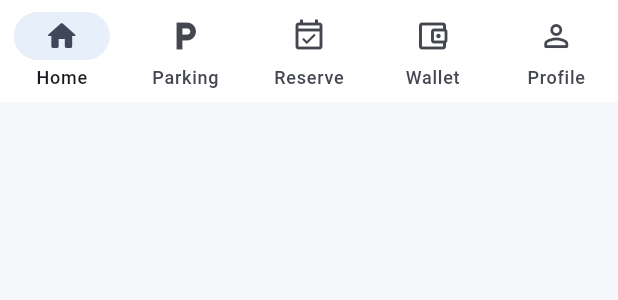
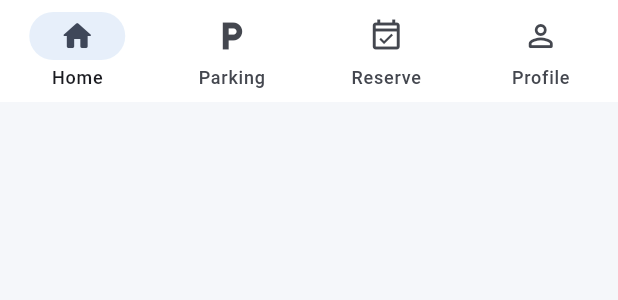
Before and after one commit to li0kei/parkutem-mobile-app, a Flutter app: the AppBottomNavigation widget shown alone on an empty page, opened directly with empty values, on a phone screen of 412 x 824 dp. Shown: the top 300 px of the screen. Run offline on Flutter 3.47's test engine with Material 3 defaults, Android fonts, the phone set to English and light mode, and no system bars; our stand-ins replace flutter_dotenv, flutter_map, flutter_secure_storage, latlong2, shared_preferences, supabase_flutter; accounts and stored records are empty; network calls fail.

Commit message:
fix(mobile): remove wallet and payment routes

```diff
--- a/lib/app.dart
+++ b/lib/app.dart
@@ -8,9 +8,7 @@ import 'screens/auth/splash_screen.dart';
 
 import 'screens/home/home_screen.dart';
 import 'screens/parking/parking_screen.dart';
-import 'screens/payment/payment_method_screen.dart';
 import 'screens/reservation/reservation_screen.dart';
-import 'screens/wallet/wallet_screen.dart';
 
 import 'screens/profile/device_sessions_screen.dart';
 import 'screens/profile/help_support_screen.dart';
@@ -60,8 +58,6 @@ class ParkUTeMApp extends StatelessWidget {
         '/home': (context) => const HomeScreen(),
         '/parking': (context) => const ParkingScreen(),
         '/reserve': (context) => const ReservationScreen(),
-        '/wallet': (context) => const WalletScreen(),
-        '/payment-method': (context) => const PaymentMethodScreen(),
 
         '/profile': (context) => const ProfileScreen(),
         '/notifications': (context) => const NotificationsScreen(),
--- a/lib/widgets/app_bottom_navigation.dart
+++ b/lib/widgets/app_bottom_navigation.dart
@@ -42,11 +42,7 @@ class AppBottomNavigation extends StatelessWidget {
               selectedIcon: Icon(Icons.event_available_rounded),
               label: 'Reserve',
             ),
-            NavigationDestination(
-              icon: Icon(Icons.account_balance_wallet_outlined),
-              selectedIcon: Icon(Icons.account_balance_wallet_rounded),
-              label: 'Wallet',
-            ),
+
             NavigationDestination(
               icon: Icon(Icons.person_outline_rounded),
               selectedIcon: Icon(Icons.person_rounded),
```
